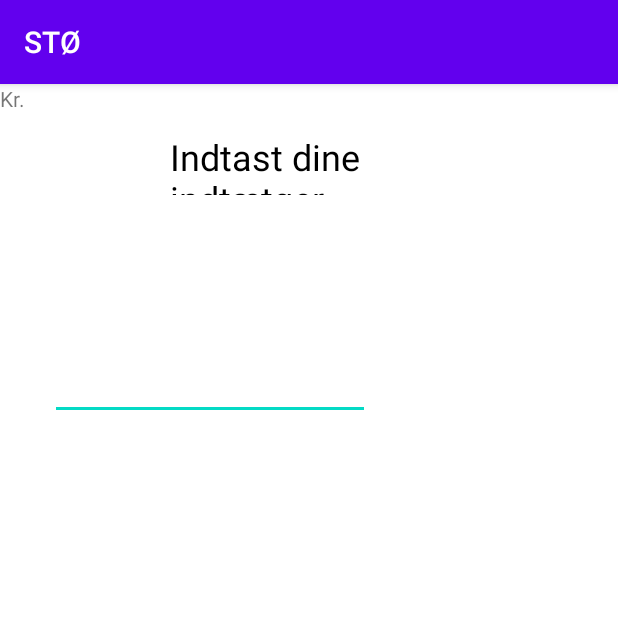
After one commit to WilliELM/quickApp, an Android app: the IncomeActivity screen opened directly, with no data from a screen before it, on a phone screen of 412 x 824 dp, the top half of it. The commit adds this screen. Run offline under Robolectric (Android 15) with nearby library versions, the phone set to English and light mode, and no system bars.

Commit message:
commit income activity

```diff
--- a/app/src/main/AndroidManifest.xml
+++ b/app/src/main/AndroidManifest.xml
@@ -12,6 +12,9 @@
         android:theme="@style/Theme.STØ"
         tools:targetApi="31">
         <activity
+            android:name=".IncomeActivity"
+            android:exported="false" />
+        <activity
             android:name=".MainActivity"
             android:exported="true">
             <intent-filter>
--- /dev/null
+++ b/app/src/main/java/com/example/st/IncomeActivity.java
@@ -0,0 +1,14 @@
+package com.example.st;
+
+import androidx.appcompat.app.AppCompatActivity;
+
+import android.os.Bundle;
+
+public class IncomeActivity extends AppCompatActivity {
+
+    @Override
+    protected void onCreate(Bundle savedInstanceState) {
+        super.onCreate(savedInstanceState);
+        setContentView(R.layout.activity_income);
+    }
+}
--- /dev/null
+++ b/app/src/main/res/layout/activity_income.xml
@@ -0,0 +1,48 @@
+<?xml version="1.0" encoding="utf-8"?>
+<androidx.constraintlayout.widget.ConstraintLayout xmlns:android="http://schemas.android.com/apk/res/android"
+    xmlns:app="http://schemas.android.com/apk/res-auto"
+    xmlns:tools="http://schemas.android.com/tools"
+    android:layout_width="match_parent"
+    android:layout_height="match_parent"
+    tools:context=".IncomeActivity">
+
+    <TextView
+        android:id="@+id/income_title"
+        android:layout_width="213dp"
+        android:layout_height="42dp"
+        android:layout_marginTop="32dp"
+        android:layout_marginBottom="683dp"
+        android:text="@string/indtast_dine_indt_tger"
+        android:textColor="#000000"
+        android:textSize="24sp"
+        app:layout_constraintBottom_toBottomOf="parent"
+        app:layout_constraintEnd_toEndOf="parent"
+        app:layout_constraintHorizontal_bias="0.571"
+        app:layout_constraintStart_toStartOf="parent"
+        app:layout_constraintTop_toTopOf="parent"
+        app:layout_constraintVertical_bias="0.0" />
+
+    <EditText
+        android:id="@+id/editTextNumberDecimal3"
+        android:layout_width="wrap_content"
+        android:layout_height="wrap_content"
+        android:layout_marginStart="35dp"
+        android:layout_marginTop="86dp"
+        android:layout_marginEnd="167dp"
+        android:layout_marginBottom="526dp"
+        android:ems="10"
+        android:inputType="numberDecimal"
+        app:layout_constraintBottom_toBottomOf="parent"
+        app:layout_constraintEnd_toEndOf="parent"
+        app:layout_constraintStart_toStartOf="parent"
+        app:layout_constraintTop_toBottomOf="@+id/income_title" />
+
+    <TextView
+        android:id="@+id/su_crown"
+        android:layout_width="wrap_content"
+        android:layout_height="wrap_content"
+        android:text="Kr."
+        tools:layout_editor_absoluteX="245dp"
+        tools:layout_editor_absoluteY="186dp" />
+
+</androidx.constraintlayout.widget.ConstraintLayout>
--- a/app/src/main/res/values/strings.xml
+++ b/app/src/main/res/values/strings.xml
@@ -1,3 +1,4 @@
 <resources>
     <string name="app_name">STØ</string>
+    <string name="indtast_dine_indt_tger">Indtast dine indtætger</string>
 </resources>
```
